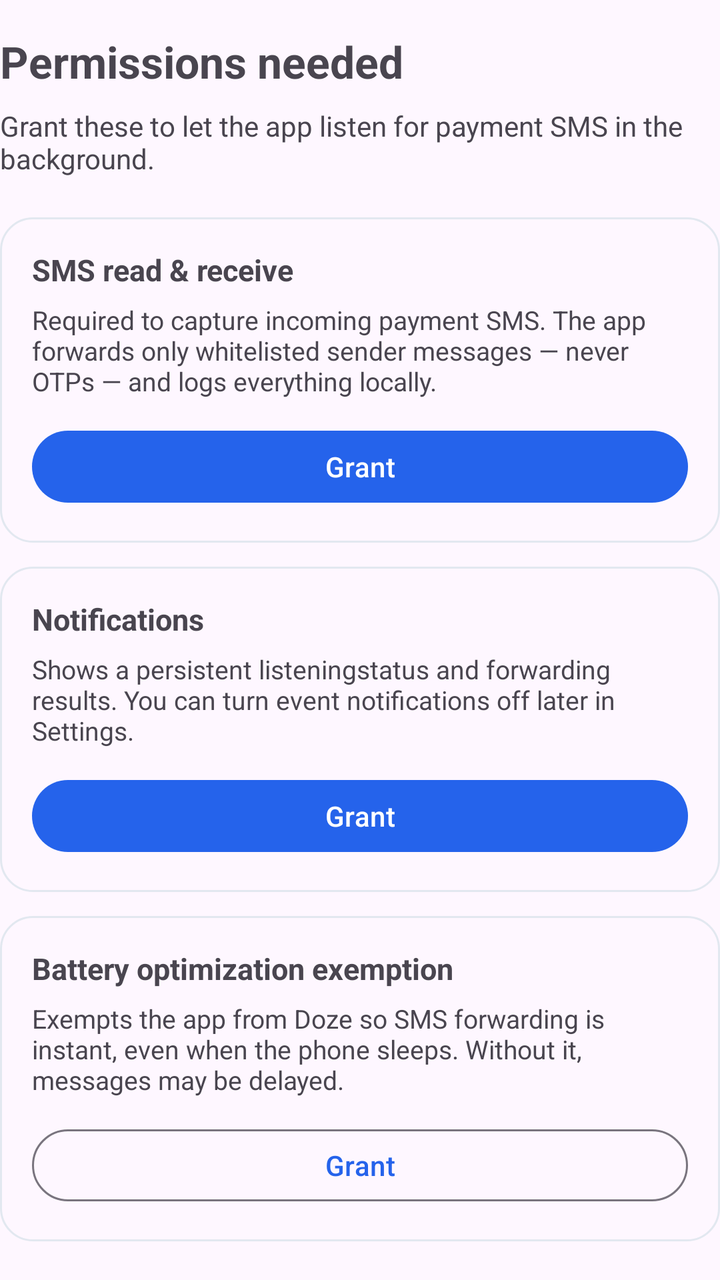
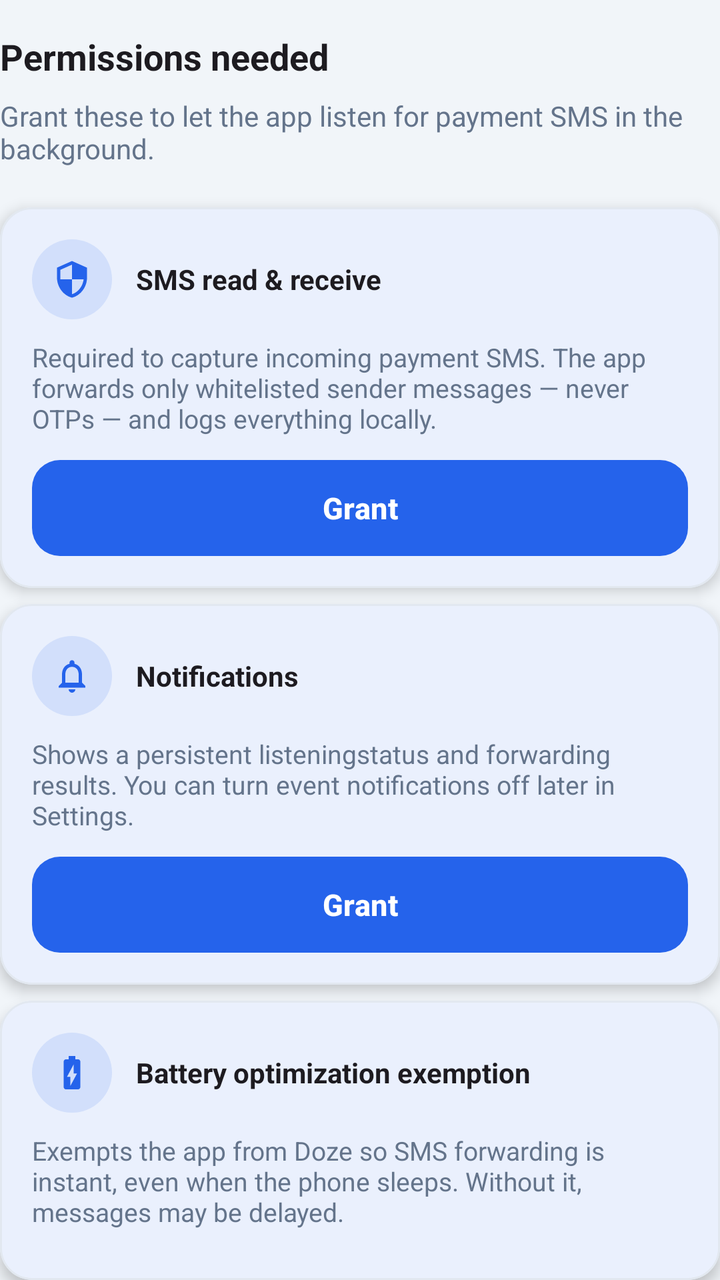

An Android layout rendered at two revisions. The XML below is the earlier revision; the diff shows what the commit changed to produce the second picture.
<!-- AndroidManifest.xml: application theme Theme.InvokeilPay -->
<!-- res/layout/ob_perm.xml -->
<?xml version="1.0" encoding="utf-8"?>
<LinearLayout xmlns:android="http://schemas.android.com/apk/res/android"
    xmlns:app="http://schemas.android.com/apk/res-auto"
    android:layout_width="match_parent"
    android:layout_height="wrap_content"
    android:orientation="vertical">

    android:layout_width="match_parent"
    android:layout_height="wrap_content"
    android:orientation="vertical">

    <TextView
        android:layout_width="match_parent"
        android:layout_height="wrap_content"
        android:layout_marginTop="16dp"
        android:text="@string/ob_perm_title"
        android:textSize="22sp"
        android:textStyle="bold" />

    <TextView
        android:layout_width="match_parent"
        android:layout_height="wrap_content"
        android:layout_marginTop="8dp"
        android:text="@string/ob_perm_body"
        android:textColor="?android:attr/textColorSecondary"
        android:textSize="14sp" />

    <LinearLayout
        android:layout_width="match_parent"
        android:layout_height="wrap_content"
        android:layout_marginTop="20dp"
        android:background="@drawable/card_bg"
        android:orientation="vertical"
        android:padding="16dp">

        <TextView
            android:layout_width="match_parent"
            android:layout_height="wrap_content"
            android:text="@string/perm_sms_title"
            android:textSize="15sp"
            android:textStyle="bold" />

        <TextView
            android:layout_width="match_parent"
            android:layout_height="wrap_content"
            android:layout_marginTop="6dp"
            android:text="@string/perm_sms_body"
            android:textColor="?android:attr/textColorSecondary"
            android:textSize="13sp" />

        <com.google.android.material.button.MaterialButton
            android:id="@+id/btn_grant_sms"
            android:layout_width="match_parent"
            android:layout_height="44dp"
            android:layout_marginTop="12dp"
            android:text="@string/btn_grant" />
    </LinearLayout>

    <LinearLayout
        android:layout_width="match_parent"
        android:layout_height="wrap_content"
        android:layout_marginTop="12dp"
        android:background="@drawable/card_bg"
        android:orientation="vertical"
        android:padding="16dp">

        <TextView
            android:layout_width="match_parent"
            android:layout_height="wrap_content"
            android:text="@string/perm_notif_title"
            android:textSize="15sp"
            android:textStyle="bold" />

        <TextView
            android:layout_width="match_parent"
            android:layout_height="wrap_content"
            android:layout_marginTop="6dp"
            android:text="@string/perm_notif_body"
            android:textColor="?android:attr/textColorSecondary"
            android:textSize="13sp" />

        <com.google.android.material.button.MaterialButton
            android:id="@+id/btn_grant_notif"
            android:layout_width="match_parent"
            android:layout_height="44dp"
            android:layout_marginTop="12dp"
            android:text="@string/btn_grant" />
    </LinearLayout>

    <LinearLayout
        android:layout_width="match_parent"
        android:layout_height="wrap_content"
        android:layout_marginTop="12dp"
        android:background="@drawable/card_bg"
        android:orientation="vertical"
        android:padding="16dp">

        <TextView
            android:layout_width="match_parent"
            android:layout_height="wrap_content"
            android:text="@string/perm_battery_title"
            android:textSize="15sp"
            android:textStyle="bold" />

        <TextView
            android:layout_width="match_parent"
            android:layout_height="wrap_content"
            android:layout_marginTop="6dp"
            android:text="@string/perm_battery_body"
            android:textColor="?android:attr/textColorSecondary"
            android:textSize="13sp" />

        <com.google.android.material.button.MaterialButton
            android:id="@+id/btn_grant_battery"
            style="?attr/materialButtonOutlinedStyle"
            android:layout_width="match_parent"
            android:layout_height="44dp"
            android:layout_marginTop="12dp"
            android:text="@string/btn_grant" />
    </LinearLayout>

    <com.google.android.material.button.MaterialButton
        android:id="@+id/btn_finish"
        android:layout_width="match_parent"
        android:layout_height="52dp"
        android:layout_marginTop="24dp"
        android:layout_marginBottom="24dp"
        android:text="@string/btn_finish"
        android:textSize="16sp" />
</LinearLayout>
<!-- resources referenced by this layout -->
<resources>
  <!-- drawable card_bg (drawable) -->
  <?xml version="1.0" encoding="utf-8"?>
  <shape xmlns:android="http://schemas.android.com/apk/res/android">
      <solid android:color="?attr/colorSurface" />
      <corners android:radius="16dp" />
      <stroke android:width="1dp" android:color="#E2E8F0" />
  </shape>
  <style name="Theme.InvokeilPay" parent="Theme.Material3.DayNight.NoActionBar">
          <item name="colorPrimary">#2563EB</item>
          <item name="colorOnPrimary">#FFFFFF</item>
          <item name="colorSecondary">#1E40AF</item>
          <item name="shapeAppearanceSmallComponent">@style/ShapeAppearance.Invokeil.Small</item>
          <item name="shapeAppearanceMediumComponent">@style/ShapeAppearance.Invokeil.Medium</item>
          <item name="shapeAppearanceLargeComponent">@style/ShapeAppearance.Invokeil.Large</item>
      </style>
  <!-- unchanged entries left out for length: 13 -->
</resources>

<!-- the commit's change to res/layout/ob_perm.xml (unified diff, before → after) -->
@@ -1,10 +1,6 @@
 <?xml version="1.0" encoding="utf-8"?>
 <LinearLayout xmlns:android="http://schemas.android.com/apk/res/android"
     xmlns:app="http://schemas.android.com/apk/res-auto"
-    android:layout_width="match_parent"
-    android:layout_height="wrap_content"
-    android:orientation="vertical">
-
     android:layout_width="match_parent"
     android:layout_height="wrap_content"
     android:orientation="vertical">
@@ -14,7 +10,8 @@
         android:layout_height="wrap_content"
         android:layout_marginTop="16dp"
         android:text="@string/ob_perm_title"
-        android:textSize="22sp"
+        android:textColor="?android:attr/textColorPrimary"
+        android:textSize="18sp"
         android:textStyle="bold" />
 
     <TextView
@@ -22,105 +19,177 @@
         android:layout_height="wrap_content"
         android:layout_marginTop="8dp"
         android:text="@string/ob_perm_body"
-        android:textColor="?android:attr/textColorSecondary"
+        android:textColor="@color/text_muted"
         android:textSize="14sp" />
 
-    <LinearLayout
+    <com.google.android.material.card.MaterialCardView
+        style="@style/Widget.Invokeil.Card"
         android:layout_width="match_parent"
         android:layout_height="wrap_content"
-        android:layout_marginTop="20dp"
-        android:background="@drawable/card_bg"
-        android:orientation="vertical"
-        android:padding="16dp">
+        android:layout_marginTop="20dp">
 
-        <TextView
+        <LinearLayout
             android:layout_width="match_parent"
             android:layout_height="wrap_content"
-            android:text="@string/perm_sms_title"
-            android:textSize="15sp"
-            android:textStyle="bold" />
+            android:orientation="vertical"
+            android:padding="16dp">
 
-        <TextView
+            <LinearLayout
+                android:layout_width="match_parent"
+                android:layout_height="wrap_content"
+                android:gravity="center_vertical"
+                android:orientation="horizontal">
+
+                <ImageView
+                    android:layout_width="40dp"
+                    android:layout_height="40dp"
+                    android:background="@drawable/bg_kind_icon"
+                    android:contentDescription="@null"
+                    android:padding="10dp"
+                    android:src="@drawable/ic_shield"
+                    app:tint="@color/brand_primary" />
+
+                <TextView
+                    android:layout_width="wrap_content"
+                    android:layout_height="wrap_content"
+                    android:layout_marginStart="12dp"
+                    android:text="@string/perm_sms_title"
+                    android:textColor="?android:attr/textColorPrimary"
+                    android:textSize="14sp"
+                    android:textStyle="bold" />
+            </LinearLayout>
+
+            <TextView
+                android:layout_width="match_parent"
+                android:layout_height="wrap_content"
+                android:layout_marginTop="10dp"
+                android:text="@string/perm_sms_body"
+                android:textColor="@color/text_muted"
+                android:textSize="13sp" />
+
+            <com.google.android.material.button.MaterialButton
+                android:id="@+id/btn_grant_sms"
+                style="@style/Widget.Invokeil.Button.Primary"
+                android:layout_width="match_parent"
+                android:layout_height="48dp"
+                android:layout_marginTop="12dp"
+                android:text="@string/btn_grant" />
+        </LinearLayout>
+    </com.google.android.material.card.MaterialCardView>
+
+    <com.google.android.material.card.MaterialCardView
+        style="@style/Widget.Invokeil.Card"
+        android:layout_width="match_parent"
+        android:layout_height="wrap_content"
+        android:layout_marginTop="8dp">
+
+        <LinearLayout
             android:layout_width="match_parent"
             android:layout_height="wrap_content"
-            android:layout_marginTop="6dp"
-            android:text="@string/perm_sms_body"
-            android:textColor="?android:attr/textColorSecondary"
-            android:textSize="13sp" />
+            android:orientation="vertical"
+            android:padding="16dp">
 
-        <com.google.android.material.button.MaterialButton
-            android:id="@+id/btn_grant_sms"
-            android:layout_width="match_parent"
-            android:layout_height="44dp"
-            android:layout_marginTop="12dp"
-            android:text="@string/btn_grant" />
-    </LinearLayout>
+            <LinearLayout
+                android:layout_width="match_parent"
+                android:layout_height="wrap_content"
+                android:gravity="center_vertical"
+                android:orientation="horizontal">
 
-    <LinearLayout
+                <ImageView
+                    android:layout_width="40dp"
+                    android:layout_height="40dp"
+                    android:background="@drawable/bg_kind_icon"
+                    android:contentDescription="@null"
+                    android:padding="10dp"
+                    android:src="@drawable/ic_bell"
+                    app:tint="@color/brand_primary" />
+
+                <TextView
+                    android:layout_width="wrap_content"
+                    android:layout_height="wrap_content"
+                    android:layout_marginStart="12dp"
+                    android:text="@string/perm_notif_title"
+                    android:textColor="?android:attr/textColorPrimary"
+                    android:textSize="14sp"
+                    android:textStyle="bold" />
+            </LinearLayout>
+
+            <TextView
+                android:layout_width="match_parent"
+                android:layout_height="wrap_content"
+                android:layout_marginTop="10dp"
+                android:text="@string/perm_notif_body"
+                android:textColor="@color/text_muted"
+                android:textSize="13sp" />
+
+            <com.google.android.material.button.MaterialButton
+                android:id="@+id/btn_grant_notif"
+                style="@style/Widget.Invokeil.Button.Primary"
+                android:layout_width="match_parent"
+                android:layout_height="48dp"
+                android:layout_marginTop="12dp"
+                android:text="@string/btn_grant" />
+        </LinearLayout>
+    </com.google.android.material.card.MaterialCardView>
+
+    <com.google.android.material.card.MaterialCardView
+        style="@style/Widget.Invokeil.Card"
         android:layout_width="match_parent"
         android:layout_height="wrap_content"
-        android:layout_marginTop="12dp"
-        android:background="@drawable/card_bg"
-        android:orientation="vertical"
-        android:padding="16dp">
+        android:layout_marginTop="8dp">
 
-        <TextView
+        <LinearLayout
             android:layout_width="match_parent"
             android:layout_height="wrap_content"
-            android:text="@string/perm_notif_title"
-            android:textSize="15sp"
-            android:textStyle="bold" />
+            android:orientation="vertical"
+            android:padding="16dp">
 
-        <TextView
-            android:layout_width="match_parent"
-            android:layout_height="wrap_content"
-            android:layout_marginTop="6dp"
-            android:text="@string/perm_notif_body"
-            android:textColor="?android:attr/textColorSecondary"
-            android:textSize="13sp" />
+            <LinearLayout
+                android:layout_width="match_parent"
+                android:layout_height="wrap_content"
+                android:gravity="center_vertical"
+                android:orientation="horizontal">
 
-        <com.google.android.material.button.MaterialButton
-            android:id="@+id/btn_grant_notif"
-            android:layout_width="match_parent"
-            android:layout_height="44dp"
-            android:layout_marginTop="12dp"
-            android:text="@string/btn_grant" />
-    </LinearLayout>
+                <ImageView
+                    android:layout_width="40dp"
+                    android:layout_height="40dp"
+                    android:background="@drawable/bg_kind_icon"
+                    android:contentDescription="@null"
+                    android:padding="10dp"
+                    android:src="@drawable/ic_battery"
+                    app:tint="@color/brand_primary" />
 
-    <LinearLayout
-        android:layout_width="match_parent"
-        android:layout_height="wrap_content"
-        android:layout_marginTop="12dp"
-        android:background="@drawable/card_bg"
-        android:orientation="vertical"
-        android:padding="16dp">
+                <TextView
+                    android:layout_width="wrap_content"
+                    android:layout_height="wrap_content"
+                    android:layout_marginStart="12dp"
+                    android:text="@string/perm_battery_title"
+                    android:textColor="?android:attr/textColorPrimary"
+                    android:textSize="14sp"
+                    android:textStyle="bold" />
+            </LinearLayout>
 
-        <TextView
-            android:layout_width="match_parent"
-            android:layout_height="wrap_content"
-            android:text="@string/perm_battery_title"
-            android:textSize="15sp"
-            android:textStyle="bold" />
+            <TextView
+                android:layout_width="match_parent"
+                android:layout_height="wrap_content"
+                android:layout_marginTop="10dp"
+                android:text="@string/perm_battery_body"
+                android:textColor="@color/text_muted"
+                android:textSize="13sp" />
 
-        <TextView
-            android:layout_width="match_parent"
-            android:layout_height="wrap_content"
-            android:layout_marginTop="6dp"
-            android:text="@string/perm_battery_body"
-            android:textColor="?android:attr/textColorSecondary"
-            android:textSize="13sp" />
-
-        <com.google.android.material.button.MaterialButton
-            android:id="@+id/btn_grant_battery"
-            style="?attr/materialButtonOutlinedStyle"
-            android:layout_width="match_parent"
-            android:layout_height="44dp"
-            android:layout_marginTop="12dp"
-            android:text="@string/btn_grant" />
-    </LinearLayout>
+            <com.google.android.material.button.MaterialButton
+                android:id="@+id/btn_grant_battery"
+                style="@style/Widget.Invokeil.Button.Secondary"
+                android:layout_width="match_parent"
+                android:layout_height="48dp"
+                android:layout_marginTop="12dp"
+                android:text="@string/btn_grant" />
+        </LinearLayout>
+    </com.google.android.material.card.MaterialCardView>
 
     <com.google.android.material.button.MaterialButton
         android:id="@+id/btn_finish"
+        style="@style/Widget.Invokeil.Button.Primary"
         android:layout_width="match_parent"
         android:layout_height="52dp"
         android:layout_marginTop="24dp"
<!-- resource entries referenced after the edit -->
@@ -1,20 +1,131 @@
 <!-- resources referenced by this layout -->
 <resources>
-  <!-- drawable card_bg (drawable) -->
+  <color name="brand_primary">#2563EB</color>
+  <color name="text_muted">#64748B</color>
+  <!-- drawable bg_kind_icon (drawable) -->
   <?xml version="1.0" encoding="utf-8"?>
-  <shape xmlns:android="http://schemas.android.com/apk/res/android">
-      <solid android:color="?attr/colorSurface" />
-      <corners android:radius="16dp" />
-      <stroke android:width="1dp" android:color="#E2E8F0" />
+  <shape xmlns:android="http://schemas.android.com/apk/res/android"
+      android:shape="oval">
+      <solid android:color="@color/chip_fill_info" />
   </shape>
+  <!-- drawable ic_battery (drawable) -->
+  <?xml version="1.0" encoding="utf-8"?>
+  <vector xmlns:android="http://schemas.android.com/apk/res/android"
+      android:width="20dp"
+      android:height="20dp"
+      android:viewportWidth="24"
+      android:viewportHeight="24">
+      <path
+          android:fillColor="@color/brand_primary"
+          android:pathData="M15.67,4H14V2h-4v2H8.33C7.6,4 7,4.6 7,5.33v15.33C7,21.4 7.6,22 8.33,22h7.33c0.74,0 1.34,-0.6 1.34,-1.33V5.33C17,4.6 16.4,4 15.67,4zM11,20v-5.5H9L13,7v5.5h2L11,20z" />
+  </vector>
+  <!-- drawable ic_bell (drawable) -->
+  <?xml version="1.0" encoding="utf-8"?>
+  <vector xmlns:android="http://schemas.android.com/apk/res/android"
+      android:width="24dp"
+      android:height="24dp"
+      android:viewportWidth="24"
+      android:viewportHeight="24">
+      <path
+          android:fillColor="@android:color/white"
+          android:pathData="M12,22c1.1,0 2,-0.9 2,-2h-4c0,1.1 0.9,2 2,2zM18,16v-5c0,-3.07 -1.63,-5.64 -4.5,-6.32L13.5,4c0,-0.83 -0.67,-1.5 -1.5,-1.5s-1.5,0.67 -1.5,1.5v0.68C7.64,5.36 6,7.92 6,11v5l-2,2v1h16v-1l-2,-2zM16,16L8,16v-5c0,-2.48 1.51,-4.5 4,-4.5s4,2.02 4,4.5v5z" />
+  </vector>
+  <!-- drawable ic_shield (drawable) -->
+  <?xml version="1.0" encoding="utf-8"?>
+  <vector xmlns:android="http://schemas.android.com/apk/res/android"
+      android:width="24dp"
+      android:height="24dp"
+      android:viewportWidth="24"
+      android:viewportHeight="24">
+      <path
+          android:fillColor="#FFFFFF"
+          android:pathData="M12,1L3,5v6c0,5.55 3.84,10.74 9,12 5.16,-1.26 9,-6.45 9,-12V5L12,1zM12,11.99h7c-0.53,4.12 -3.28,7.79 -7,8.94V12H5V6.3l7,-3.11v8.8z" />
+  </vector>
+  <style name="Widget.Invokeil.Button.Primary" parent="Widget.Material3.Button">
+          <item name="android:minHeight">52dp</item>
+          <item name="android:insetTop">0dp</item>
+          <item name="android:insetBottom">0dp</item>
+          <item name="android:textSize">15sp</item>
+          <item name="android:textStyle">bold</item>
+          <item name="android:textColor">#FFFFFF</item>
+          <item name="cornerRadius">14dp</item>
+          <item name="backgroundTint">@color/brand_primary</item>
+      </style>
+  <style name="Widget.Invokeil.Button.Secondary" parent="Widget.Material3.Button.OutlinedButton">
+          <item name="android:minHeight">52dp</item>
+          <item name="android:insetTop">0dp</item>
+          <item name="android:insetBottom">0dp</item>
+          <item name="android:textSize">15sp</item>
+          <item name="android:textStyle">bold</item>
+          <item name="android:textColor">@color/brand_primary</item>
+          <item name="cornerRadius">14dp</item>
+          <item name="backgroundTint">@color/surface_card</item>
+          <item name="strokeColor">@color/brand_primary</item>
+          <item name="strokeWidth">1dp</item>
+      </style>
+  <style name="Widget.Invokeil.Card" parent="Widget.Material3.Card.Elevated">
+          <item name="cardCornerRadius">16dp</item>
+          <item name="cardElevation">4dp</item>
+          <item name="cardBackgroundColor">@color/surface_card</item>
+          <item name="strokeWidth">1dp</item>
+          <item name="strokeColor">@color/card_stroke</item>
+          <item name="rippleColor">@color/ripple_brand</item>
+      </style>
   <style name="Theme.InvokeilPay" parent="Theme.Material3.DayNight.NoActionBar">
-          <item name="colorPrimary">#2563EB</item>
+          <item name="colorPrimary">@color/brand_primary</item>
           <item name="colorOnPrimary">#FFFFFF</item>
-          <item name="colorSecondary">#1E40AF</item>
+          <item name="colorSecondary">@color/brand_dark</item>
+          <item name="colorOnSecondary">#FFFFFF</item>
+          <item name="colorSurface">@color/surface_card</item>
+          <item name="android:colorBackground">@color/bg_page</item>
+          <item name="android:windowBackground">@color/bg_page</item>
+          <item name="android:statusBarColor">@color/brand_deep</item>
+          <item name="android:windowLightStatusBar">false</item>
           <item name="shapeAppearanceSmallComponent">@style/ShapeAppearance.Invokeil.Small</item>
           <item name="shapeAppearanceMediumComponent">@style/ShapeAppearance.Invokeil.Medium</item>
           <item name="shapeAppearanceLargeComponent">@style/ShapeAppearance.Invokeil.Large</item>
+          
+          <item name="android:windowSplashScreenBackground">@color/splash_bg</item>
+          <item name="android:windowSplashScreenAnimatedIcon">@drawable/ic_splash_icon</item>
       </style>
+  <color name="chip_fill_info">#1F2563EB</color>
+  <color name="surface_card">#FFFFFF</color>
+  <color name="card_stroke">#E2E8F0</color>
+  <color name="ripple_brand">#1F2563EB</color>
+  <color name="brand_dark">#1E40AF</color>
+  <color name="bg_page">#F1F5F9</color>
+  <color name="brand_deep">#172554</color>
+  <color name="splash_bg">#FFFFFF</color>
+  <!-- drawable ic_splash_icon (drawable) -->
+  <?xml version="1.0" encoding="utf-8"?>
+  <inset xmlns:android="http://schemas.android.com/apk/res/android"
+      android:drawable="@drawable/ic_logo_mark"
+      android:insetLeft="20%"
+      android:insetTop="20%"
+      android:insetRight="20%"
+      android:insetBottom="20%" />
+  <!-- drawable ic_logo_mark (drawable) -->
+  <?xml version="1.0" encoding="utf-8"?>
+  <vector xmlns:android="http://schemas.android.com/apk/res/android"
+      android:width="48dp"
+      android:height="48dp"
+      android:viewportWidth="24"
+      android:viewportHeight="24">
+      
+      <path
+          android:fillColor="@color/brand_primary"
+          android:pathData="M5,0h14a5,5 0 0 1 5,5v14a5,5 0 0 1 -5,5H5a5,5 0 0 1 -5,-5V5a5,5 0 0 1 5,-5z" />
+      
+      <group
+          android:scaleX="0.62"
+          android:scaleY="0.62"
+          android:pivotX="12"
+          android:pivotY="12">
+          <path
+              android:fillColor="#FFFFFF"
+              android:pathData="M12,1L3,5v6c0,5.55 3.84,10.74 9,12 5.16,-1.26 9,-6.45 9,-12V5L12,1zM12,11.99h7c-0.53,4.12 -3.28,7.79 -7,8.94V12H5V6.3l7,-3.11v8.8z" />
+      </group>
+  </vector>
   <!-- unchanged entries left out for length: 13 -->
 </resources>
 
